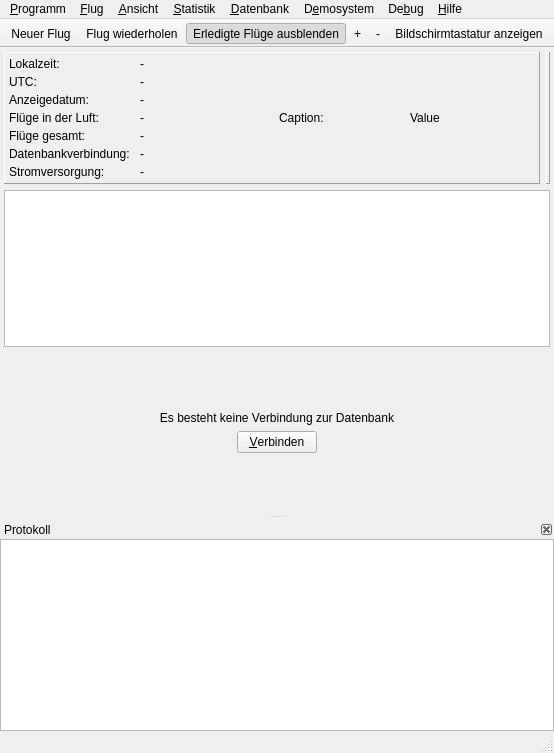
Old version of the form src/gui/windows/MainWindow.ui in the repository startkladde/startkladde.
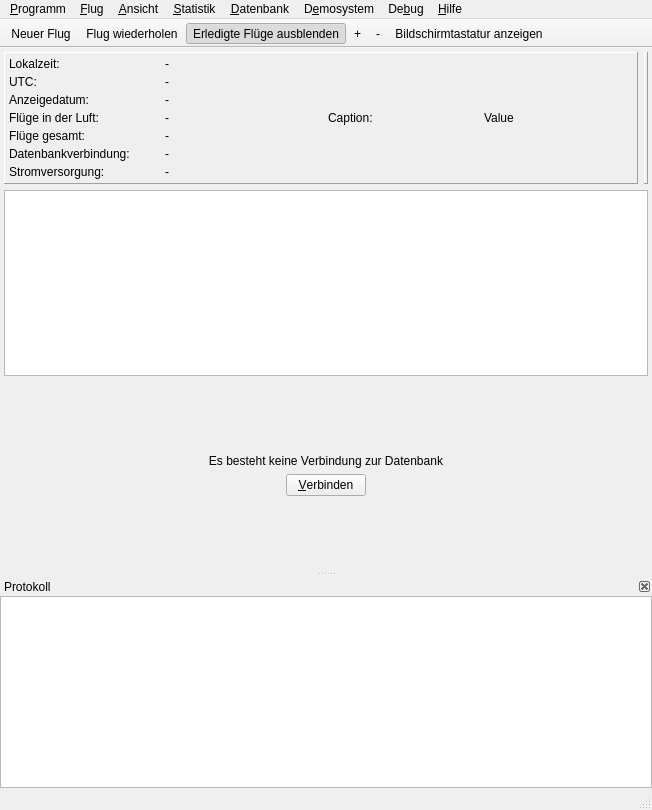
New version of the form. Icons and pictures are not drawn. Custom widgets are drawn as their Qt base class.

Patch:
```diff
--- a/src/gui/windows/MainWindow.ui
+++ b/src/gui/windows/MainWindow.ui
@@ -2,6 +2,14 @@
 <ui version="4.0">
  <class>MainWindowClass</class>
  <widget class="QMainWindow" name="MainWindowClass">
+  <property name="geometry">
+   <rect>
+    <x>0</x>
+    <y>0</y>
+    <width>652</width>
+    <height>810</height>
+   </rect>
+  </property>
   <property name="windowTitle">
    <string>MainWindow</string>
   </property>
@@ -339,7 +347,7 @@
     <rect>
      <x>0</x>
      <y>0</y>
-     <width>828</width>
+     <width>652</width>
      <height>25</height>
     </rect>
    </property>
```
Left out of the diff: 2 changed lines with no effect on the pictures.
